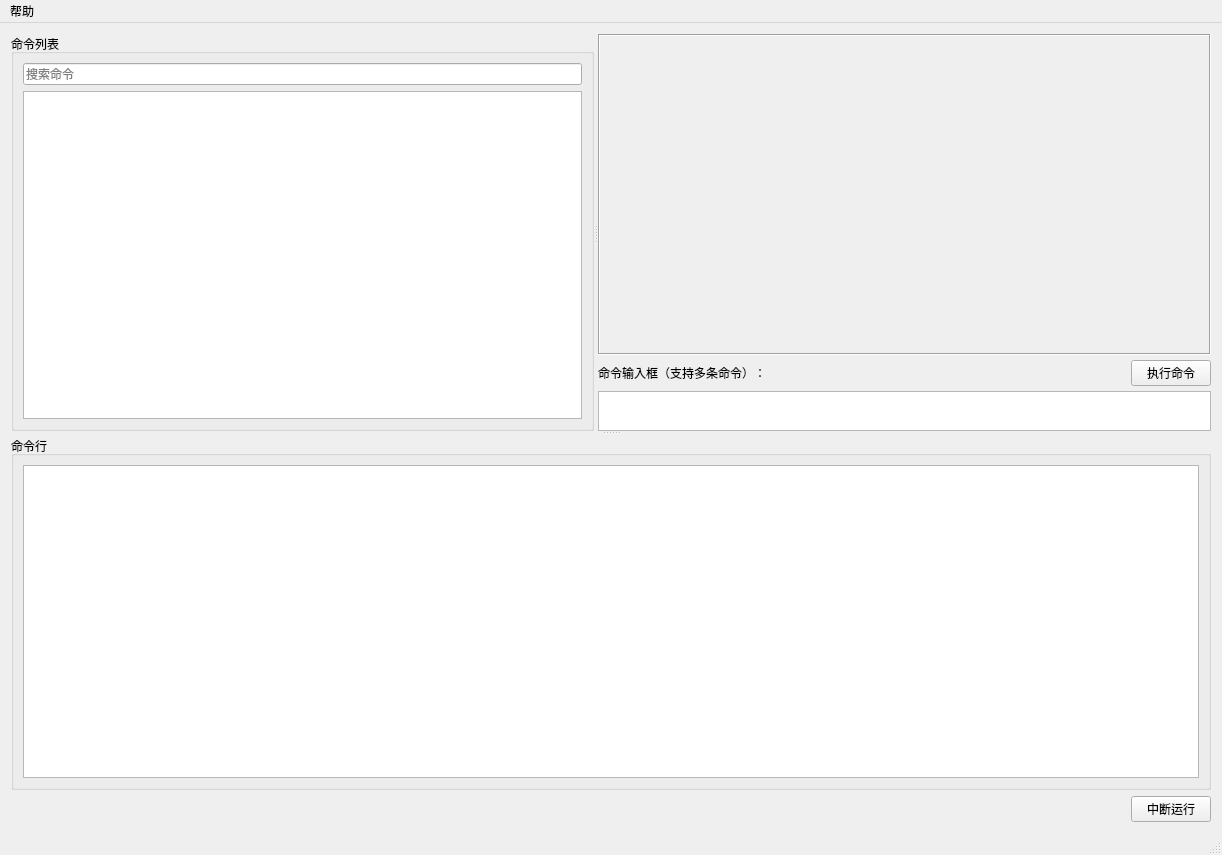
The window that src/EasyCmd/Ui/MainWindow.ui (doasyourself/EasyCmd) describes before a commit, drawn with Qt 5.
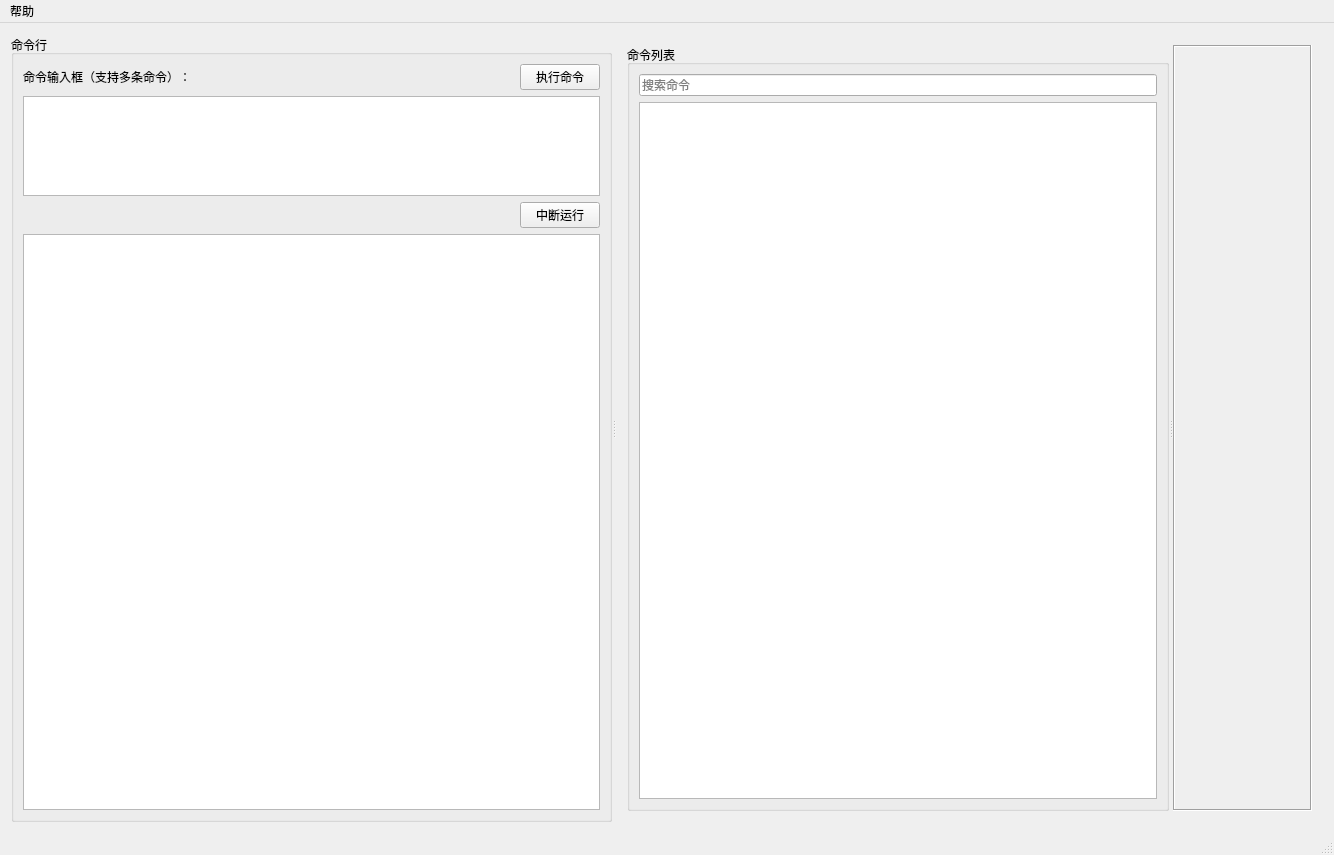
The same window after the commit. Icons and pictures are not drawn. Custom widgets are drawn as their Qt base class.

Commit message: 部署命令到commands，运行通过

What changed in the file:
```diff
--- a/src/EasyCmd/Ui/MainWindow.ui
+++ b/src/EasyCmd/Ui/MainWindow.ui
@@ -6,43 +6,140 @@
    <rect>
     <x>0</x>
     <y>0</y>
-    <width>1222</width>
+    <width>1334</width>
     <height>855</height>
    </rect>
   </property>
   <property name="windowTitle">
-   <string>EasyCmd（Windows版）</string>
+   <string>EasyCmd(For Windows)</string>
   </property>
   <widget class="QWidget" name="centralWidget">
-   <layout class="QVBoxLayout" name="verticalLayout" stretch="1,0">
+   <layout class="QVBoxLayout" name="verticalLayout_6">
     <item>
      <widget class="QSplitter" name="splitter_2">
-      <property name="frameShape">
-       <enum>QFrame::NoFrame</enum>
-      </property>
-      <property name="frameShadow">
-       <enum>QFrame::Plain</enum>
-      </property>
       <property name="orientation">
-       <enum>Qt::Vertical</enum>
+       <enum>Qt::Horizontal</enum>
       </property>
+      <widget class="QWidget" name="widget_2" native="true">
+       <layout class="QHBoxLayout" name="horizontalLayout_2">
+        <property name="leftMargin">
+         <number>0</number>
+        </property>
+        <property name="topMargin">
+         <number>1</number>
+        </property>
+        <property name="rightMargin">
+         <number>0</number>
+        </property>
+        <property name="bottomMargin">
+         <number>0</number>
+        </property>
+        <item>
+         <widget class="QGroupBox" name="groupBox_2">
+          <property name="title">
+           <string>命令行</string>
+          </property>
+          <layout class="QVBoxLayout" name="verticalLayout_7" stretch="0,0,0,1">
+           <property name="leftMargin">
+            <number>9</number>
+           </property>
+           <property name="topMargin">
+            <number>9</number>
+           </property>
+           <property name="rightMargin">
+            <number>9</number>
+           </property>
+           <property name="bottomMargin">
+            <number>9</number>
+           </property>
+           <item>
+            <layout class="QHBoxLayout" name="horizontalLayout_3">
+             <item>
+              <widget class="QLabel" name="label">
+               <property name="text">
+                <string>命令输入框（支持多条命令）：</string>
+               </property>
+              </widget>
+             </item>
+             <item>
+              <spacer name="horizontalSpacer">
+               <property name="orientation">
+                <enum>Qt::Horizontal</enum>
+               </property>
+               <property name="sizeHint" stdset="0">
+                <size>
+                 <width>40</width>
+                 <height>20</height>
+                </size>
+               </property>
+              </spacer>
+             </item>
+             <item>
+              <widget class="QPushButton" name="pushButton_execCmd">
+               <property name="text">
+                <string>执行命令</string>
+               </property>
+              </widget>
+             </item>
+            </layout>
+           </item>
+           <item>
+            <layout class="QHBoxLayout" name="horizontalLayout_5">
+             <property name="topMargin">
+              <number>0</number>
+             </property>
+             <item>
+              <widget class="QTextEdit" name="textEdit_cmdPreview">
+               <property name="maximumSize">
+                <size>
+                 <width>16777215</width>
+                 <height>100</height>
+                </size>
+               </property>
+              </widget>
+             </item>
+            </layout>
+           </item>
+           <item>
+            <layout class="QHBoxLayout" name="horizontalLayout_4">
+             <property name="topMargin">
+              <number>0</number>
+             </property>
+             <property name="rightMargin">
+              <number>0</number>
+             </property>
+             <item>
+              <spacer name="horizontalSpacer_2">
+               <property name="orientation">
+                <enum>Qt::Horizontal</enum>
+               </property>
+               <property name="sizeHint" stdset="0">
+                <size>
+                 <width>40</width>
+                 <height>20</height>
+                </size>
+               </property>
+              </spacer>
+             </item>
+             <item>
+              <widget class="QPushButton" name="pushButton_ctrlbreak">
+               <property name="text">
+                <string>中断运行</string>
+               </property>
+              </widget>
+             </item>
+            </layout>
+           </item>
+           <item>
+            <widget class="ConsoleEditor" name="textEdit_console"/>
+           </item>
+          </layout>
+         </widget>
+        </item>
+       </layout>
+      </widget>
       <widget class="QWidget" name="widget" native="true">
-       <layout class="QHBoxLayout" name="horizontalLayout">
-        <property name="spacing">
-         <number>0</number>
-        </property>
-        <property name="leftMargin">
-         <number>0</number>
-        </property>
-        <property name="topMargin">
-         <number>0</number>
-        </property>
-        <property name="rightMargin">
-         <number>0</number>
-        </property>
-        <property name="bottomMargin">
-         <number>0</number>
-        </property>
+       <layout class="QVBoxLayout" name="verticalLayout">
         <item>
          <widget class="QSplitter" name="splitter">
           <property name="orientation">
@@ -105,7 +202,7 @@
            </layout>
           </widget>
           <widget class="QWidget" name="widget_cmdeditor" native="true">
-           <layout class="QVBoxLayout" name="verticalLayout_4" stretch="1,0,0">
+           <layout class="QVBoxLayout" name="verticalLayout_4" stretch="1">
             <property name="spacing">
              <number>5</number>
             </property>
@@ -136,8 +233,8 @@
                   <rect>
                    <x>0</x>
                    <y>0</y>
-                   <width>654</width>
-                   <height>309</height>
+                   <width>150</width>
+                   <height>755</height>
                   </rect>
                  </property>
                 </widget>
@@ -145,129 +242,14 @@
               </item>
              </layout>
             </item>
-            <item>
-             <layout class="QHBoxLayout" name="horizontalLayout_3">
-              <item>
-               <widget class="QLabel" name="label">
-                <property name="text">
-                 <string>命令输入框（支持多条命令）：</string>
-                </property>
-               </widget>
-              </item>
-              <item>
-               <spacer name="horizontalSpacer">
-                <property name="orientation">
-                 <enum>Qt::Horizontal</enum>
-                </property>
-                <property name="sizeHint" stdset="0">
-                 <size>
-                  <width>40</width>
-                  <height>20</height>
-                 </size>
-                </property>
-               </spacer>
-              </item>
-              <item>
-               <widget class="QPushButton" name="pushButton_execCmd">
-                <property name="text">
-                 <string>执行命令</string>
-                </property>
-               </widget>
-              </item>
-             </layout>
-            </item>
-            <item>
-             <layout class="QHBoxLayout" name="horizontalLayout_5">
-              <property name="topMargin">
-               <number>0</number>
-              </property>
-              <item>
-               <widget class="QTextEdit" name="textEdit_cmdPreview">
-                <property name="maximumSize">
-                 <size>
-                  <width>16777215</width>
-                  <height>40</height>
-                 </size>
-                </property>
-               </widget>
-              </item>
-             </layout>
-            </item>
            </layout>
           </widget>
          </widget>
         </item>
        </layout>
       </widget>
-      <widget class="QWidget" name="widget_2" native="true">
-       <layout class="QHBoxLayout" name="horizontalLayout_2">
-        <property name="leftMargin">
-         <number>0</number>
-        </property>
-        <property name="topMargin">
-         <number>1</number>
-        </property>
-        <property name="rightMargin">
-         <number>0</number>
-        </property>
-        <property name="bottomMargin">
-         <number>0</number>
-        </property>
-        <item>
-         <widget class="QGroupBox" name="groupBox_2">
-          <property name="title">
-           <string>命令行</string>
-          </property>
-          <layout class="QVBoxLayout" name="verticalLayout_6">
-           <property name="leftMargin">
-            <number>9</number>
-           </property>
-           <property name="topMargin">
-            <number>9</number>
-           </property>
-           <property name="rightMargin">
-            <number>9</number>
-           </property>
-           <property name="bottomMargin">
-            <number>9</number>
-           </property>
-           <item>
-            <widget class="ConsoleEditor" name="textEdit_console"/>
-           </item>
-          </layout>
-         </widget>
-        </item>
-       </layout>
-      </widget>
      </widget>
     </item>
-    <item>
-     <layout class="QHBoxLayout" name="horizontalLayout_4">
-      <property name="topMargin">
-       <number>0</number>
-      </property>
-      <item>
-       <spacer name="horizontalSpacer_2">
-        <property name="orientation">
-         <enum>Qt::Horizontal</enum>
-        </property>
-        <property name="sizeHint" stdset="0">
-         <size>
-          <width>40</width>
-          <height>20</height>
-         </size>
-        </property>
-       </spacer>
-      </item>
-      <item>
-       <widget class="QPushButton" name="pushButton_ctrlbreak">
-        <property name="text">
-         <string>中断运行</string>
-        </property>
-       </widget>
-      </item>
-     </layout>
-    </item>
    </layout>
   </widget>
   <widget class="QMenuBar" name="menuBar">
@@ -275,7 +257,7 @@
     <rect>
      <x>0</x>
      <y>0</y>
-     <width>1222</width>
+     <width>1334</width>
      <height>25</height>
     </rect>
    </property>
```
The commit also changes 28 other files.
